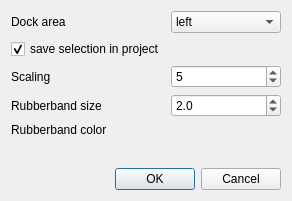
Above: ui/ui_settings.ui from 3nids/itembrowser before the change. Below: the same form after it.
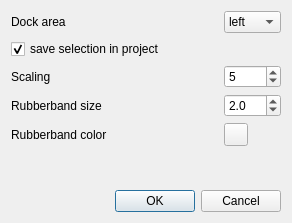
That is the form after the change. Custom widgets are drawn as their Qt base class.

Commit message: allow transparency for rubber band

Patch:
```diff
--- a/ui/ui_settings.ui
+++ b/ui/ui_settings.ui
@@ -7,7 +7,7 @@
     <x>0</x>
     <y>0</y>
     <width>292</width>
-    <height>201</height>
+    <height>223</height>
    </rect>
   </property>
   <property name="windowTitle">
@@ -97,13 +97,6 @@
      </property>
     </widget>
    </item>
-   <item row="4" column="1">
-    <widget class="QLabel" name="rubberColor">
-     <property name="text">
-      <string/>
-     </property>
-    </widget>
-   </item>
    <item row="0" column="0">
     <widget class="QLabel" name="label_4">
      <property name="text">
@@ -125,8 +118,22 @@
      </item>
     </widget>
    </item>
+   <item row="4" column="1">
+    <widget class="QgsColorButtonV2" name="rubberColor">
+     <property name="colorDialogTitle">
+      <string>Select Color for rubber band</string>
+     </property>
+    </widget>
+   </item>
   </layout>
  </widget>
+ <customwidgets>
+  <customwidget>
+   <class>QgsColorButtonV2</class>
+   <extends>QToolButton</extends>
+   <header>qgscolorbuttonv2.h</header>
+  </customwidget>
+ </customwidgets>
  <resources/>
  <connections>
   <connection>
```
The commit also changes 2 other files.
